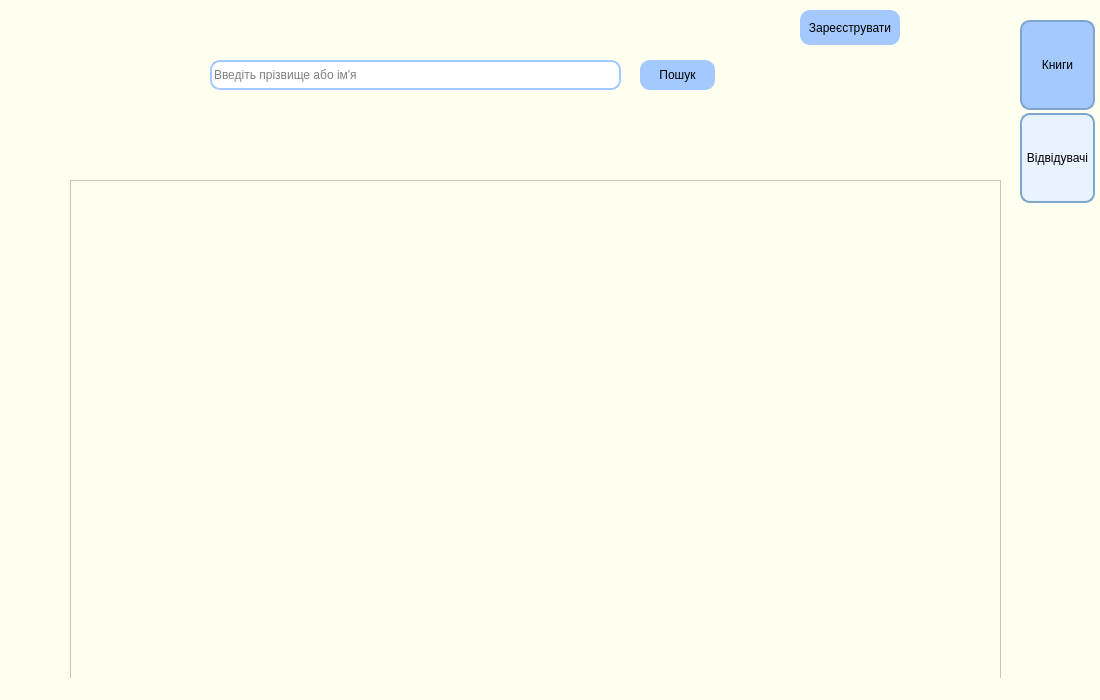
The window that visitors_design.ui (Rozumniak/liblary_app) describes before a commit, drawn with Qt 5.
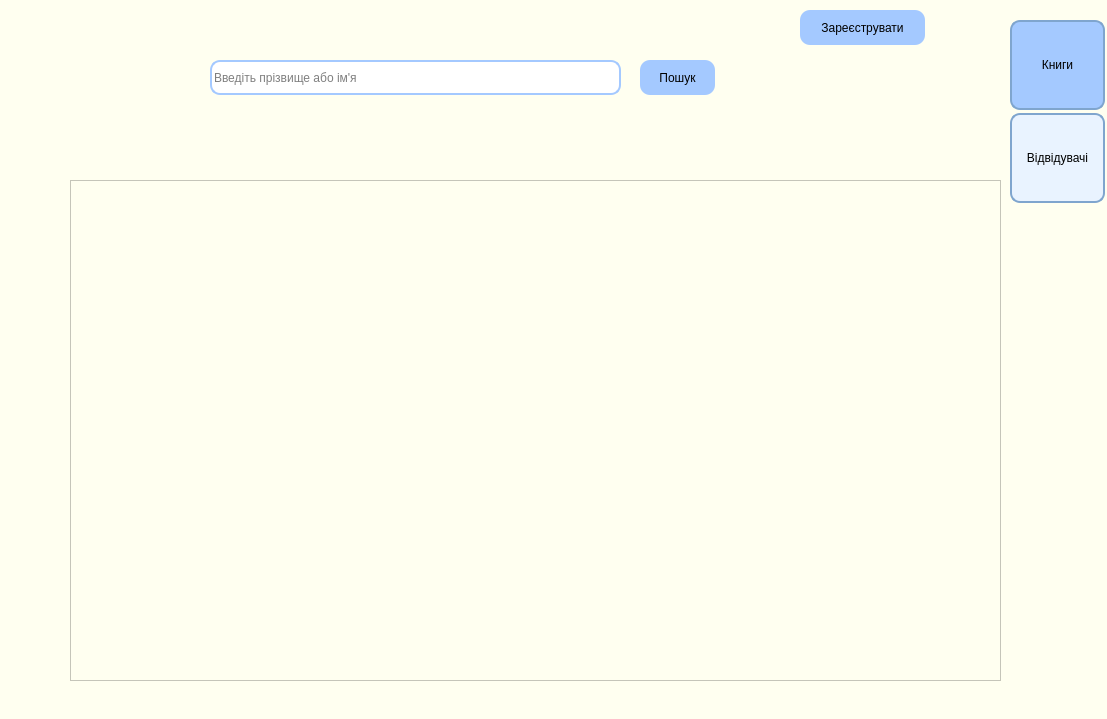
The same window after the commit. Icons and pictures are not drawn.

```diff
--- a/visitors_design.ui
+++ b/visitors_design.ui
@@ -6,8 +6,8 @@
    <rect>
     <x>0</x>
     <y>0</y>
-    <width>1100</width>
-    <height>700</height>
+    <width>1107</width>
+    <height>719</height>
    </rect>
   </property>
   <property name="windowTitle">
@@ -20,9 +20,9 @@
    <widget class="QPushButton" name="visitors_button">
     <property name="geometry">
      <rect>
-      <x>1020</x>
+      <x>1010</x>
       <y>113</y>
-      <width>75</width>
+      <width>95</width>
       <height>90</height>
      </rect>
     </property>
@@ -41,9 +41,9 @@
    <widget class="QPushButton" name="books_button">
     <property name="geometry">
      <rect>
-      <x>1020</x>
+      <x>1010</x>
       <y>20</y>
-      <width>75</width>
+      <width>95</width>
       <height>90</height>
      </rect>
     </property>
@@ -88,7 +88,7 @@
       <x>210</x>
       <y>60</y>
       <width>411</width>
-      <height>30</height>
+      <height>35</height>
      </rect>
     </property>
     <property name="styleSheet">
@@ -108,7 +108,7 @@
       <x>640</x>
       <y>60</y>
       <width>75</width>
-      <height>30</height>
+      <height>35</height>
      </rect>
     </property>
     <property name="styleSheet">
@@ -127,7 +127,7 @@
      <rect>
       <x>800</x>
       <y>10</y>
-      <width>100</width>
+      <width>125</width>
       <height>35</height>
      </rect>
     </property>
```
Left out of the diff: 10 changed lines with no effect on the pictures.
